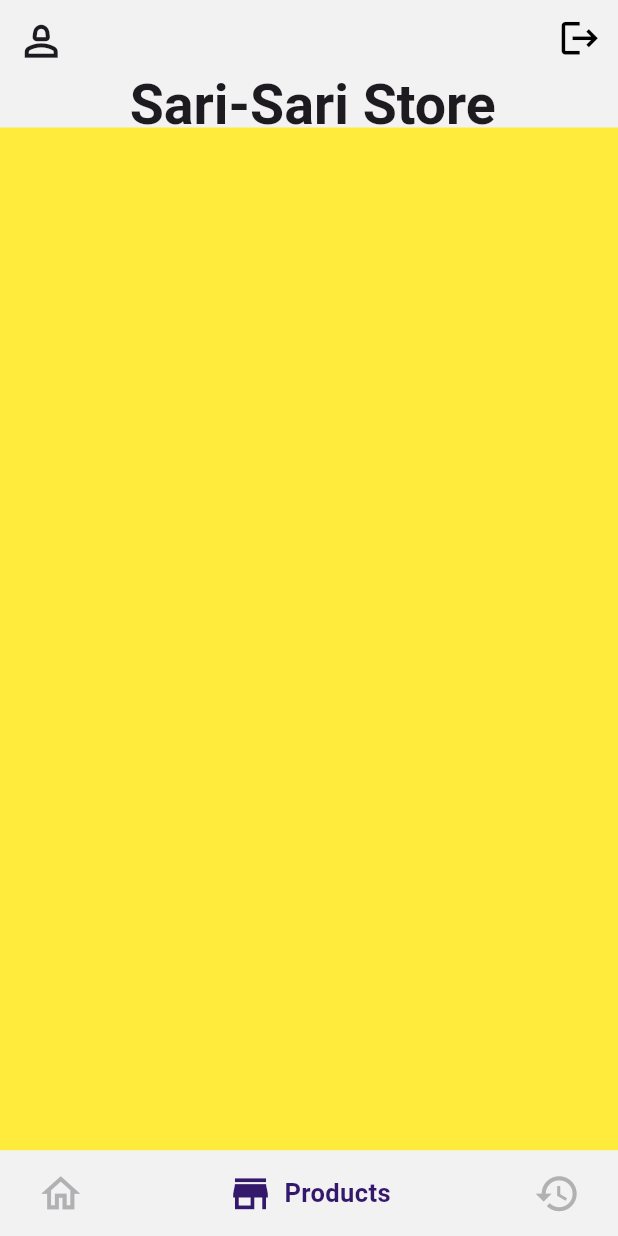
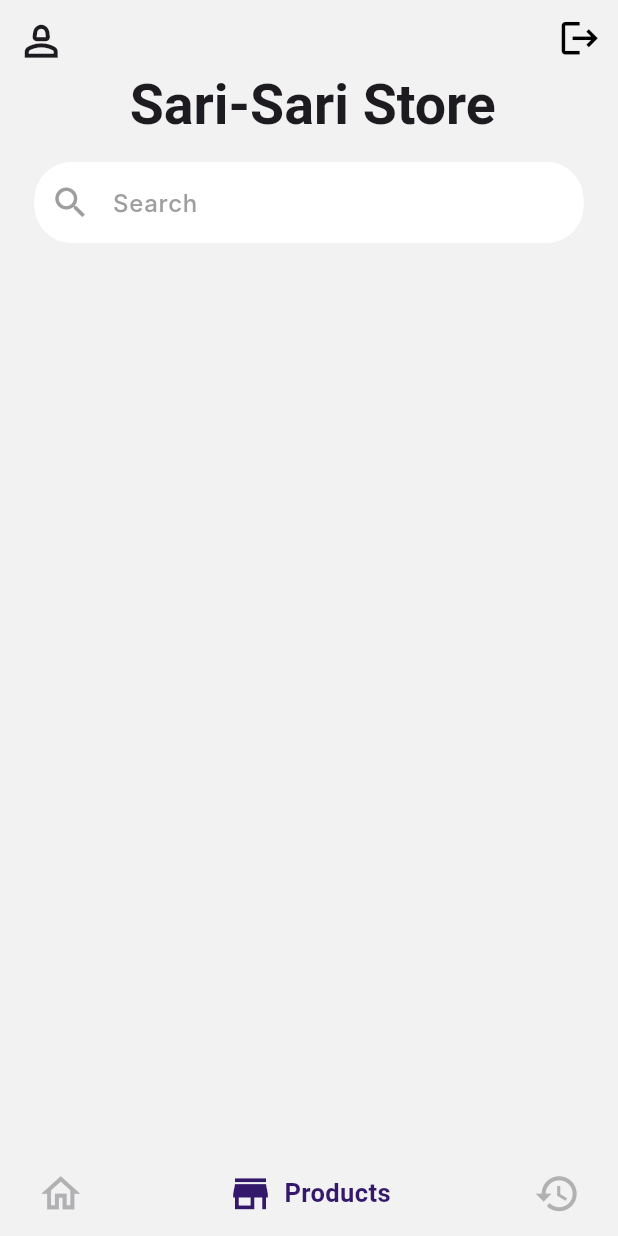
Before and after one commit to jsmrk/mini_store_inventory, a Flutter app: the screen it shows after launch, item 2 of the bottom bar chosen, on a phone screen of 412 x 824 dp. Run offline on Flutter 3.47's test engine with Material 3 defaults, Android fonts, the light colour scheme and no system bars; drawn by our look-alikes of google_nav_bar; Roboto replaces fonts that are missing (Inter).

Commit message:
searhbox widget

```diff
--- a/lib/screen/products.dart
+++ b/lib/screen/products.dart
@@ -1,4 +1,5 @@
 import 'package:flutter/material.dart';
+import 'package:mini_store_inventory/widgets/searchbox.dart';
 
 import '../widgets/custom_appbar.dart';
 
@@ -8,8 +9,14 @@ class Products extends StatelessWidget {
   @override
   Widget build(BuildContext context) {
     return const Scaffold(
-      appBar: CustomAppBar(),
-      backgroundColor: Colors.yellow,
-    );
+        appBar: CustomAppBar(),
+        body: Column(
+          children: [
+            SearchBox(),
+            Row(
+              children: [],
+            )
+          ],
+        ));
   }
 }
--- /dev/null
+++ b/lib/widgets/searchbox.dart
@@ -0,0 +1,42 @@
+import 'package:flutter/material.dart';
+
+class SearchBox extends StatelessWidget {
+  const SearchBox({super.key});
+
+  @override
+  Widget build(BuildContext context) {
+    return Container(
+      padding: const EdgeInsets.all(23),
+      child: TextField(
+        // controller: nicknameController,
+        expands: false,
+        decoration: InputDecoration(
+          contentPadding: const EdgeInsets.all(15),
+          prefixIcon: const Icon(
+            Icons.search,
+            color: Colors.grey,
+            size: 27,
+          ),
+          hintText: 'Search',
+          hintStyle: const TextStyle(
+            color: Colors.grey,
+            fontFamily: 'Inter',
+            fontWeight: FontWeight.w500,
+          ),
+          filled: true,
+          fillColor: Colors.white,
+          enabledBorder: OutlineInputBorder(
+            borderSide: const BorderSide(color: Colors.white),
+            borderRadius: BorderRadius.circular(25),
+          ),
+          focusedBorder: OutlineInputBorder(
+            borderRadius: BorderRadius.circular(25),
+            borderSide: const BorderSide(
+              color: Colors.black,
+            ),
+          ),
+        ),
+      ),
+    );
+  }
+}
```
